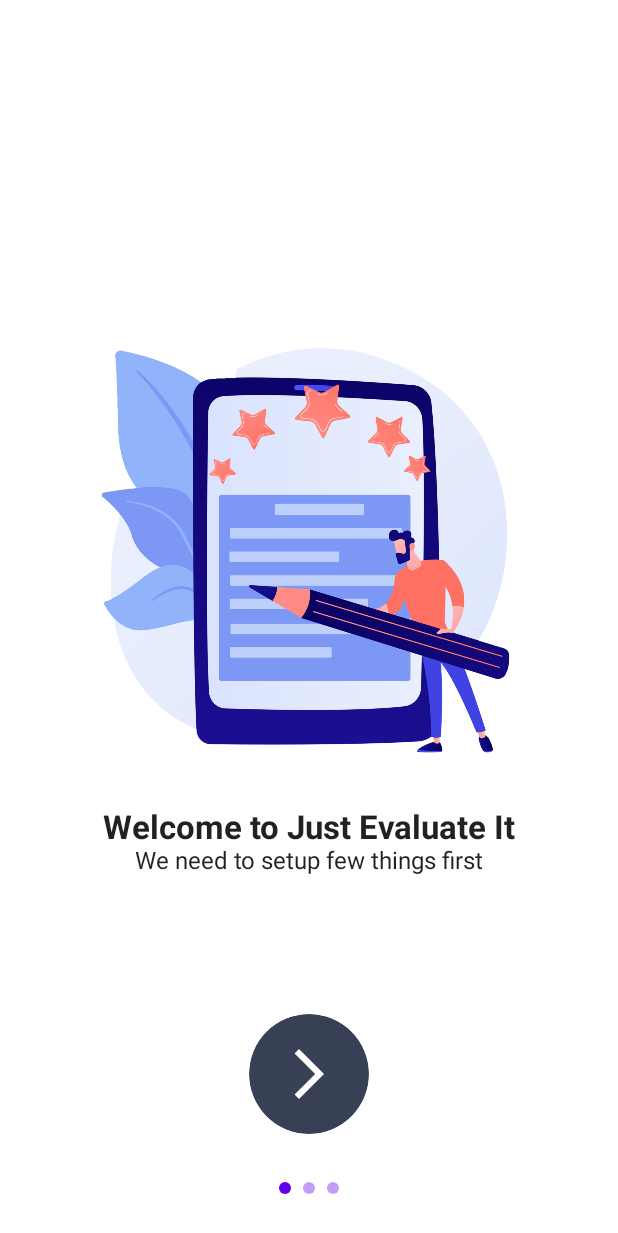
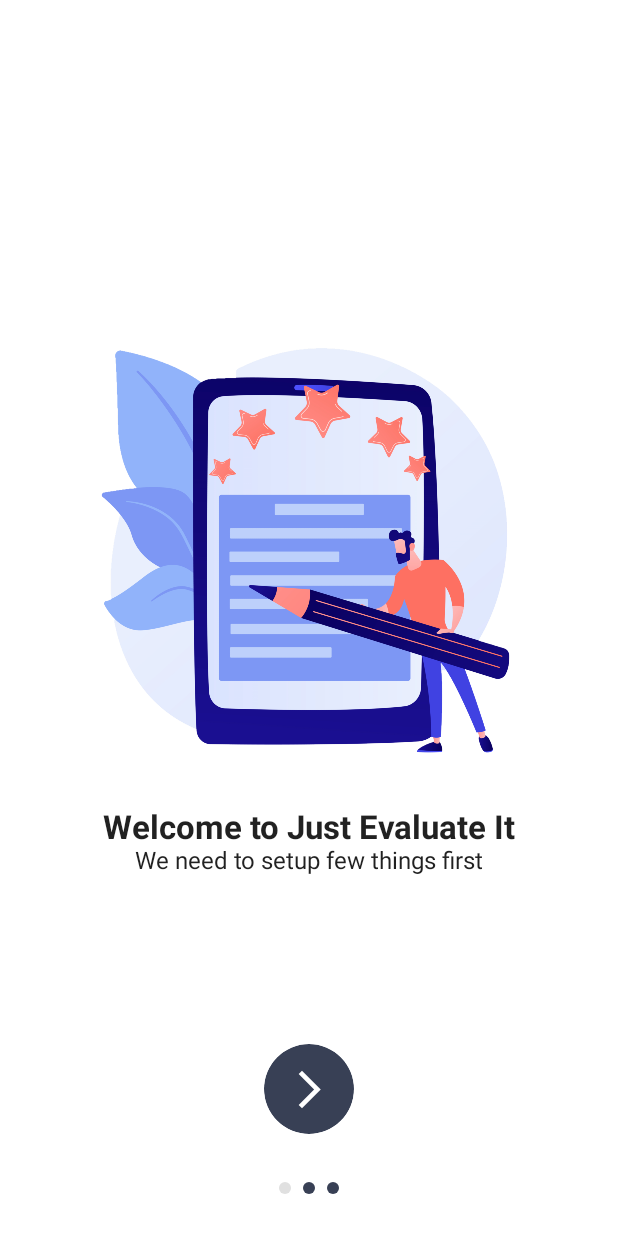
Before and after one commit to masslany/JustEvaluateIt, an Android app built with Jetpack Compose: the screen it shows after launch (MainActivity), on a phone screen of 412 x 824 dp. Shown: the top 1233 px of the screen. Run offline under Robolectric (Android 15) with nearby library versions, the light colour scheme and no system bars; our stand-ins replace Dagger/Hilt's generated code, accompanist; 1 statement that could not run was skipped.

Commit message:
WIP: Further changes

```diff
--- /dev/null
+++ b/app/src/main/java/com/masslany/justevaluateit/presentation/components/CircleButton.kt
@@ -0,0 +1,38 @@
+package com.masslany.justevaluateit.presentation.components
+
+import androidx.compose.foundation.Image
+import androidx.compose.foundation.background
+import androidx.compose.foundation.clickable
+import androidx.compose.foundation.layout.*
+import androidx.compose.foundation.shape.CircleShape
+import androidx.compose.runtime.Composable
+import androidx.compose.ui.Alignment
+import androidx.compose.ui.Modifier
+import androidx.compose.ui.draw.clip
+import androidx.compose.ui.graphics.painter.Painter
+import androidx.compose.ui.unit.dp
+import com.masslany.justevaluateit.presentation.ui.theme.SpaceMedium
+import com.masslany.justevaluateit.presentation.ui.theme.SurfaceDarkColor
+
+@Composable
+fun CircleButton(modifier: Modifier, painter: Painter, onClick: () -> Unit) {
+    Box(
+        modifier = modifier
+            .padding(SpaceMedium)
+            .height(60.dp)
+            .aspectRatio(1.0f)
+            .clip(CircleShape)
+            .background(color = SurfaceDarkColor, shape = CircleShape)
+            .clickable {
+                onClick()
+            }
+    ) {
+        Image(
+            painter = painter,
+            contentDescription = "",
+            modifier = Modifier
+                .align(Alignment.Center)
+                .size(30.dp)
+        )
+    }
+}
--- a/app/src/main/java/com/masslany/justevaluateit/presentation/onboarding/OnboardingScreen.kt
+++ b/app/src/main/java/com/masslany/justevaluateit/presentation/onboarding/OnboardingScreen.kt
@@ -20,6 +20,8 @@
 import com.google.accompanist.pager.HorizontalPagerIndicator
 import com.google.accompanist.pager.rememberPagerState
 import com.masslany.justevaluateit.R
+import com.masslany.justevaluateit.presentation.ui.theme.SurfaceDarkColor
+import com.masslany.justevaluateit.presentation.ui.theme.SurfaceLightColor
 import kotlinx.coroutines.launch
 
 @ExperimentalAnimationApi
@@ -52,15 +54,17 @@
                     }
                 }
                 1 -> {
-                    PageUI(page = onboardPages[page]) {
+                    PageReviewer() {
                         scope.launch {
                             pagerState.animateScrollToPage(page + 1)
                         }
                     }
                 }
                 2 -> {
-                    PageUI(page = onboardPages[page]) {
-
+                    PageReviewer() {
+                        scope.launch {
+                            pagerState.animateScrollToPage(page + 1)
+                        }
                     }
                 }
             }
@@ -72,7 +76,8 @@
             modifier = Modifier
                 .align(Alignment.CenterHorizontally)
                 .padding(16.dp),
-            activeColor = colorResource(R.color.purple_500)
+            inactiveColor = SurfaceDarkColor,
+            activeColor = SurfaceLightColor
         )
 
         AnimatedVisibility(visible = pagerState.currentPage == 2) {
--- a/app/src/main/java/com/masslany/justevaluateit/presentation/onboarding/PageWelcome.kt
+++ b/app/src/main/java/com/masslany/justevaluateit/presentation/onboarding/PageWelcome.kt
@@ -1,23 +1,20 @@
 package com.masslany.justevaluateit.presentation.onboarding
 
 import androidx.compose.foundation.Image
-import androidx.compose.foundation.background
-import androidx.compose.foundation.clickable
-import androidx.compose.foundation.layout.*
-import androidx.compose.foundation.shape.CircleShape
+import androidx.compose.foundation.layout.Box
+import androidx.compose.foundation.layout.Column
+import androidx.compose.foundation.layout.fillMaxSize
+import androidx.compose.foundation.layout.size
 import androidx.compose.material.Text
 import androidx.compose.runtime.Composable
 import androidx.compose.ui.Alignment
 import androidx.compose.ui.Modifier
-import androidx.compose.ui.draw.clip
 import androidx.compose.ui.res.painterResource
 import androidx.compose.ui.text.font.FontWeight
 import androidx.compose.ui.unit.dp
 import androidx.compose.ui.unit.sp
 import com.masslany.justevaluateit.R
-import com.masslany.justevaluateit.presentation.ui.theme.Purple200
-import com.masslany.justevaluateit.presentation.ui.theme.SpaceMedium
-import com.masslany.justevaluateit.presentation.ui.theme.SurfaceDarkColor
+import com.masslany.justevaluateit.presentation.components.CircleButton
 
 @Composable
 fun PageWelcome(onNextPageButtonPressed: () -> Unit) {
@@ -39,26 +36,12 @@
 
 
         }
-        Box(
+        CircleButton(
             modifier = Modifier
-                .padding(SpaceMedium)
-                .height(80.dp)
-                .aspectRatio(1.0f)
-                .clip(CircleShape)
-                .background(color = SurfaceDarkColor, shape = CircleShape)
-                .clickable {
-                    onNextPageButtonPressed()
-                }
-                .align(Alignment.BottomCenter)
-        ) {
-            Image(
-                painter = painterResource(id = R.drawable.ic_arrow_forward_light),
-                contentDescription = "",
-                modifier = Modifier
-                    .align(Alignment.Center)
-                    .size(40.dp)
-            )
-        }
+                .align(Alignment.BottomCenter),
+            painter = painterResource(id = R.drawable.ic_arrow_forward_light),
+            onClick = onNextPageButtonPressed
+        )
     }
 
 }
```
Also changed, not shown: app/src/main/java/com/masslany/justevaluateit/presentation/components/ReviewerItem.kt (added, +9 -0 lines), app/src/main/java/com/masslany/justevaluateit/presentation/onboarding/Page.kt (deleted, +0 -7 lines), app/src/main/java/com/masslany/justevaluateit/presentation/onboarding/PageReviewer.kt (added, +78 -0 lines), app/src/main/java/com/masslany/justevaluateit/presentation/onboarding/PageUI.kt (deleted, +0 -45 lines), app/src/main/java/com/masslany/justevaluateit/presentation/onboarding/onboardPages.kt (deleted, +0 -21 lines).
